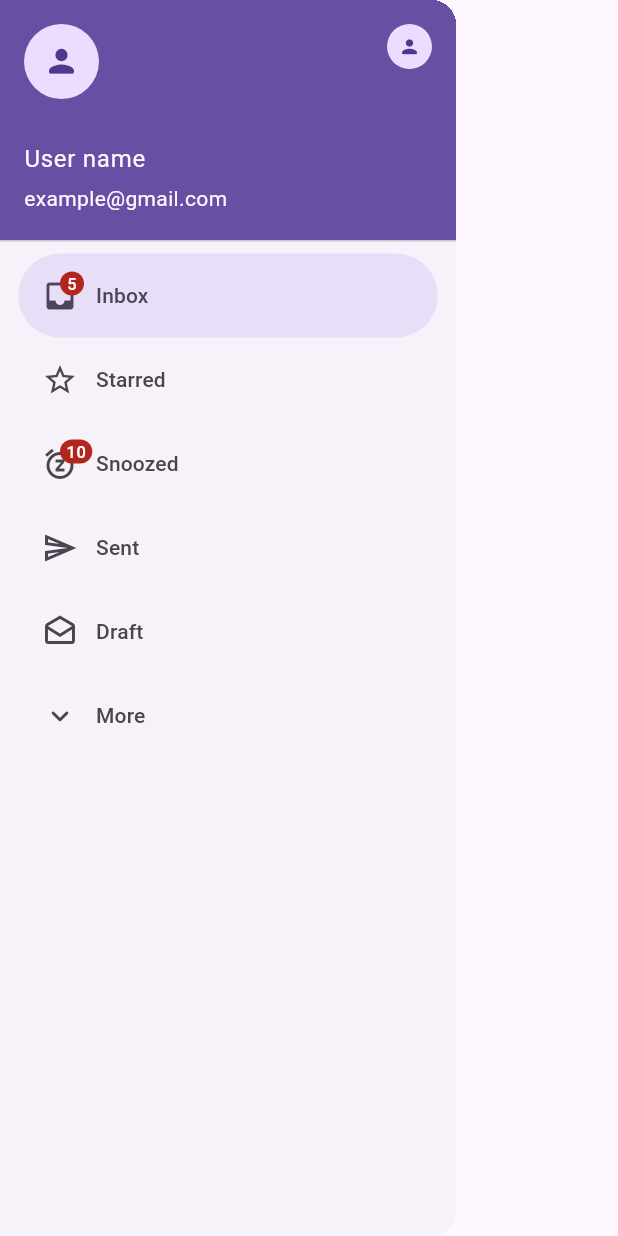
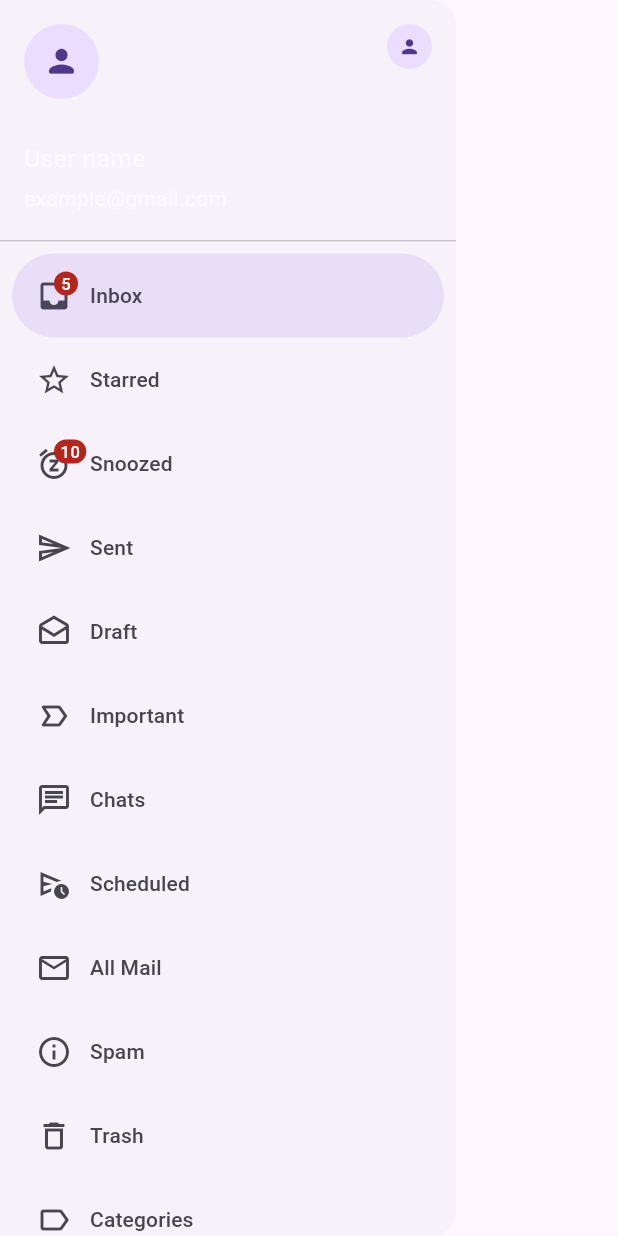
Before and after one commit to eijiotieno-official/gmail_ui, a Flutter app: the GmailDrawer widget shown alone on an empty page, opened directly, on a phone screen of 412 x 824 dp. Run offline on Flutter 3.47's test engine with Material 3 defaults, Android fonts, the phone set to English and light mode, and no system bars; drawn by our look-alikes of dynamic_color.

Commit message:
list items

```diff
--- a/lib/data/databases/mail_database.dart
+++ b/lib/data/databases/mail_database.dart
@@ -15,10 +15,10 @@ class MailDatabase {
         id: i.toString(),
         sender: 'me@example.com',
         subject: generateSubject(1),
-        body: generateBody(3),
+        body: generateBody(7),
         recipients: generateRecipients(i),
         timestamp: DateTime.now().subtract(Duration(days: i)),
-        attachments: generateAttachments(2),
+        attachments: [],
       );
       data.add(mail);
     }
--- a/lib/state/navigation_notifier.dart
+++ b/lib/state/navigation_notifier.dart
@@ -4,14 +4,8 @@ class NavigationNotifier extends ChangeNotifier {
   int _selectedIndex = 0;
   int get selectedIndex => _selectedIndex;
 
-  bool _moreVisible = false;
-  bool get moreVisible => _moreVisible;
-
   void updateIndex(int index) {
     _selectedIndex = index;
-    if (index == 5) {
-      _moreVisible = !_moreVisible;
-    }
     notifyListeners();
   }
 }
--- a/lib/ui/components/gmail_drawer.dart
+++ b/lib/ui/components/gmail_drawer.dart
@@ -3,8 +3,6 @@ import 'package:gmail_ui/data/enums/screen_type.dart';
 import 'package:gmail_ui/state/navigation_notifier.dart';
 import 'package:gmail_ui/state/screen_type_notifier.dart';
 import 'package:provider/provider.dart';
-
-import 'gmail_navigation_icon.dart';
 
 class GmailDrawer extends StatelessWidget {
   const GmailDrawer({super.key});
@@ -20,8 +18,23 @@ class GmailDrawer extends StatelessWidget {
               selectedIndex: navigationRef.selectedIndex,
               onDestinationSelected: (index) =>
                   navigationRef.updateIndex(index),
-              children: const [
-                UserAccountsDrawerHeader(
+              tilePadding: const EdgeInsets.symmetric(horizontal: 8.0),
+              children: _buildNavigationRailDestinations(navigationRef),
+            );
+          },
+        );
+      },
+    );
+  }
+
+  List<Widget> _buildNavigationRailDestinations(
+    NavigationNotifier navigationRef,
+  ) {
+    final destinations = [
+      const UserAccountsDrawerHeader(
+        decoration: BoxDecoration(
+          color: Colors.transparent,
+        ),
         currentAccountPicture: CircleAvatar(
           child: Icon(
             Icons.person_rounded,
@@ -49,77 +62,112 @@ class GmailDrawer extends StatelessWidget {
           overflow: TextOverflow.ellipsis,
         ),
       ),
-                NavigationDrawerDestination(
-                  icon: GmailNavigationIcon(
-                    icon: Icon(Icons.inbox_outlined),
+      _navigationDrawerDestination(
+        icon: Icons.inbox_outlined,
+        selectedIcon: Icons.inbox,
+        label: "Inbox",
         unreadCount: 5,
       ),
-                  selectedIcon: GmailNavigationIcon(
-                    icon: Icon(Icons.inbox),
-                    unreadCount: 5,
-                  ),
-                  label: Text("Inbox"),
-                ),
-                NavigationDrawerDestination(
-                  icon: GmailNavigationIcon(
-                    icon: Icon(Icons.star_outline),
+      _navigationDrawerDestination(
+        icon: Icons.star_outline,
+        selectedIcon: Icons.star,
+        label: "Starred",
         unreadCount: 0,
       ),
-                  selectedIcon: GmailNavigationIcon(
-                    icon: Icon(Icons.star),
+      _navigationDrawerDestination(
+        icon: Icons.snooze_outlined,
+        selectedIcon: Icons.snooze,
+        label: "Snoozed",
+        unreadCount: 10,
+      ),
+      _navigationDrawerDestination(
+        icon: Icons.send_outlined,
+        selectedIcon: Icons.send,
+        label: "Sent",
         unreadCount: 0,
       ),
-                  label: Text("Starred"),
-                ),
-                NavigationDrawerDestination(
-                  icon: GmailNavigationIcon(
-                    icon: Icon(Icons.snooze_outlined),
-                    unreadCount: 10,
-                  ),
-                  selectedIcon: GmailNavigationIcon(
-                    icon: Icon(Icons.snooze),
-                    unreadCount: 10,
-                  ),
-                  label: Text("Snoozed"),
-                ),
-                NavigationDrawerDestination(
-                  icon: GmailNavigationIcon(
-                    icon: Icon(Icons.send_outlined),
+      _navigationDrawerDestination(
+        icon: Icons.drafts_outlined,
+        selectedIcon: Icons.drafts,
+        label: "Draft",
         unreadCount: 0,
       ),
-                  selectedIcon: GmailNavigationIcon(
-                    icon: Icon(Icons.send),
+      _navigationDrawerDestination(
+        icon: Icons.label_important_outline_rounded,
+        selectedIcon: Icons.label_important_rounded,
+        label: "Important",
         unreadCount: 0,
       ),
-                  label: Text("Sent"),
-                ),
-                NavigationDrawerDestination(
-                  icon: GmailNavigationIcon(
-                    icon: Icon(Icons.drafts_outlined),
+      _navigationDrawerDestination(
+        icon: Icons.chat_outlined,
+        selectedIcon: Icons.chat,
+        label: "Chats",
         unreadCount: 0,
       ),
-                  selectedIcon: GmailNavigationIcon(
-                    icon: Icon(Icons.drafts),
+      _navigationDrawerDestination(
+        icon: Icons.schedule_send_outlined,
+        selectedIcon: Icons.schedule_send,
+        label: "Scheduled",
         unreadCount: 0,
       ),
-                  label: Text("Draft"),
-                ),
-                NavigationDrawerDestination(
-                  icon: GmailNavigationIcon(
-                    icon: Icon(Icons.keyboard_arrow_down_rounded),
+      _navigationDrawerDestination(
+        icon: Icons.mail_outline,
+        selectedIcon: Icons.mail,
+        label: "All Mail",
         unreadCount: 0,
       ),
-                  selectedIcon: GmailNavigationIcon(
-                    icon: Icon(Icons.keyboard_arrow_down_rounded),
+      _navigationDrawerDestination(
+        icon: Icons.info_outline,
+        selectedIcon: Icons.info,
+        label: "Spam",
         unreadCount: 0,
       ),
-                  label: Text("More"),
+      _navigationDrawerDestination(
+        icon: Icons.delete_outline,
+        selectedIcon: Icons.delete,
+        label: "Trash",
+        unreadCount: 0,
       ),
-              ],
-            );
-          },
-        );
-      },
+      _navigationDrawerDestination(
+        icon: Icons.label_outline,
+        selectedIcon: Icons.label,
+        label: "Categories",
+        unreadCount: 0,
+      ),
+      _navigationDrawerDestination(
+        icon: Icons.settings_outlined,
+        selectedIcon: Icons.settings,
+        label: "Manage labels",
+        unreadCount: 0,
+      ),
+      _navigationDrawerDestination(
+        icon: Icons.add_rounded,
+        selectedIcon: Icons.add_rounded,
+        label: "Create new label",
+        unreadCount: 0,
+      ),
+    ];
+
+    return destinations;
+  }
+
+  NavigationDrawerDestination _navigationDrawerDestination({
+    required IconData icon,
+    required IconData selectedIcon,
+    required String label,
+    required int unreadCount,
+  }) =>
+      NavigationDrawerDestination(
+        icon: Badge.count(
+          isLabelVisible: unreadCount > 0,
+          count: unreadCount,
+          child: Icon(icon),
+        ),
+        selectedIcon: Badge.count(
+          isLabelVisible: unreadCount > 0,
+          count: unreadCount,
+          child: Icon(selectedIcon),
+        ),
+        label: Text(label),
       );
 }
-}
--- /dev/null
+++ b/lib/ui/components/mail_item.dart
@@ -0,0 +1,55 @@
+import 'package:flutter/material.dart';
+import 'package:gmail_ui/data/models/mail.dart';
+import 'package:gmail_ui/utils/formatted_time.dart';
+
+class MailItem extends StatelessWidget {
+  final Mail mail;
+  const MailItem({super.key, required this.mail});
+
+  @override
+  Widget build(BuildContext context) {
+    return DecoratedBox(
+      decoration: BoxDecoration(
+        border: Border(
+          bottom: BorderSide(
+            color: Theme.of(context).hoverColor,
+          ),
+        ),
+      ),
+      child: InkWell(
+        onTap: () {},
+        child: ListTile(
+          leading: InkWell(
+            borderRadius: BorderRadius.circular(50),
+            onTap: () {},
+            child: Icon(
+              Icons.star_outline_rounded,
+            ),
+          ),
+          title: Text.rich(
+            maxLines: 1,
+            overflow: TextOverflow.ellipsis,
+            TextSpan(
+              children: [
+                TextSpan(
+                  text: mail.subject,
+                  style: const TextStyle(
+                    fontWeight: FontWeight.bold,
+                  ),
+                ),
+                TextSpan(text: " - ${mail.body}"),
+                // TextSpan(
+                //   text:
+                //       formattedTime(dateTime: mail.timestamp, context: context),
+                //   style: const TextStyle(
+                //     fontWeight: FontWeight.bold,
+                //   ),
+                // ),
+              ],
+            ),
+          ),
+        ),
+      ),
+    );
+  }
+}
--- /dev/null
+++ b/lib/ui/components/mail_list.dart
@@ -0,0 +1,24 @@
+import 'package:flutter/material.dart';
+import 'package:gmail_ui/data/models/mail.dart';
+import 'package:gmail_ui/ui/components/mail_item.dart';
+
+class MailList extends StatelessWidget {
+  final List<Mail> mails;
+  const MailList({super.key, required this.mails});
+
+  @override
+  Widget build(BuildContext context) {
+    return Expanded(
+      child: Card(
+
+        child: ListView.builder(
+          itemCount: mails.length,
+          physics: const BouncingScrollPhysics(),
+          itemBuilder: (context, index) {
+            return MailItem(mail: mails[index]);
+          },
+        ),
+      ),
+    );
+  }
+}
--- a/lib/ui/screens/home_screen.dart
+++ b/lib/ui/screens/home_screen.dart
@@ -1,13 +1,27 @@
 import 'package:flutter/material.dart';
+import 'package:gmail_ui/data/databases/mail_database.dart';
 import 'package:gmail_ui/data/enums/screen_type.dart';
 import 'package:gmail_ui/state/screen_type_notifier.dart';
 import 'package:gmail_ui/ui/components/gmail_drawer.dart';
 import 'package:gmail_ui/ui/components/gmail_rail.dart';
+import 'package:gmail_ui/ui/components/gmail_search_bar.dart';
+import 'package:gmail_ui/ui/components/mail_list.dart';
 
 import 'package:provider/provider.dart';
 
-class HomeScreen extends StatelessWidget {
+class HomeScreen extends StatefulWidget {
   const HomeScreen({super.key});
+
+  @override
+  State<HomeScreen> createState() => _HomeScreenState();
+}
+
+class _HomeScreenState extends State<HomeScreen> {
+  @override
+  void initState() {
+    MailDatabase.getAll(20);
+    super.initState();
+  }
 
   @override
   Widget build(BuildContext context) {
@@ -27,13 +41,22 @@ class HomeScreen extends StatelessWidget {
               drawer: screenTypeRef.screenType == ScreenType.mobile
                   ? const GmailDrawer()
                   : null,
-              appBar: AppBar(),
+              appBar: screenTypeRef.screenType == ScreenType.mobile
+                  ? AppBar()
+                  : null,
               body: Row(
                 children: [
                   if (screenTypeRef.screenType == ScreenType.tablet)
                     const GmailRail(),
+                  if (screenTypeRef.screenType == ScreenType.desktop)
+                    const GmailDrawer(),
                   Expanded(
-                    child: Container(),
+                    child: Column(
+                      children: [
+                        const GmailSearchBar(),
+                        MailList(mails: MailDatabase.data),
+                      ],
+                    ),
                   ),
                 ],
               ),
```
Also changed, not shown: lib/ui/components/gmail_rail.dart (+18 -45 lines), lib/ui/components/gmail_search_bar.dart (+16 -6 lines), lib/utils/formatted_time.dart (added, +19 -0 lines). Lines whose indentation alone changed are shown as unchanged.
